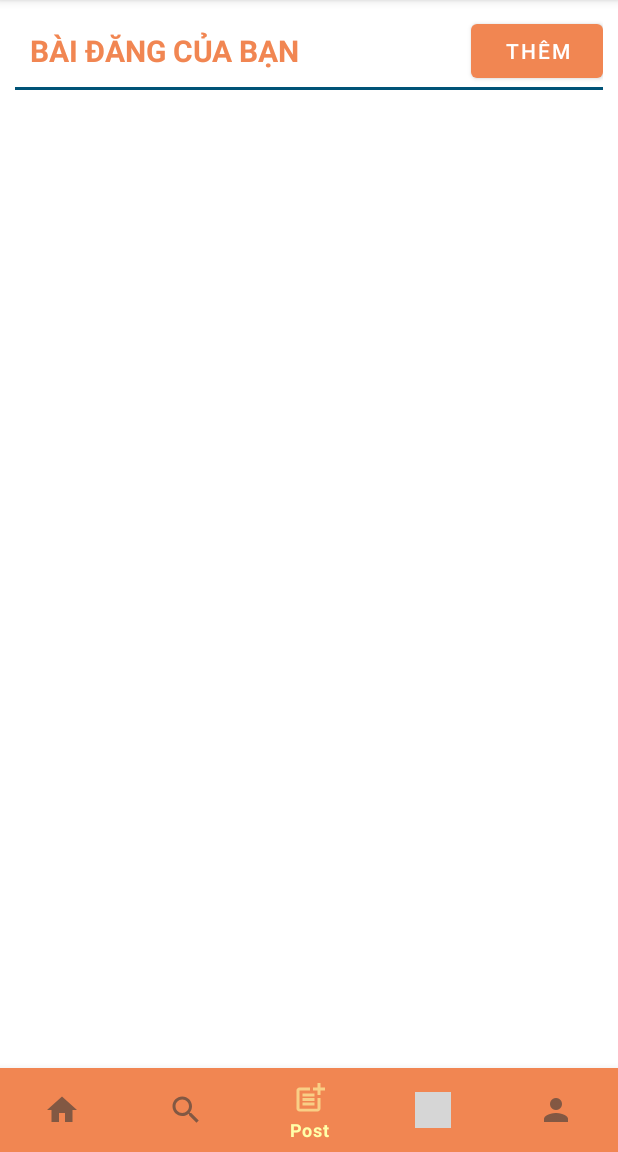
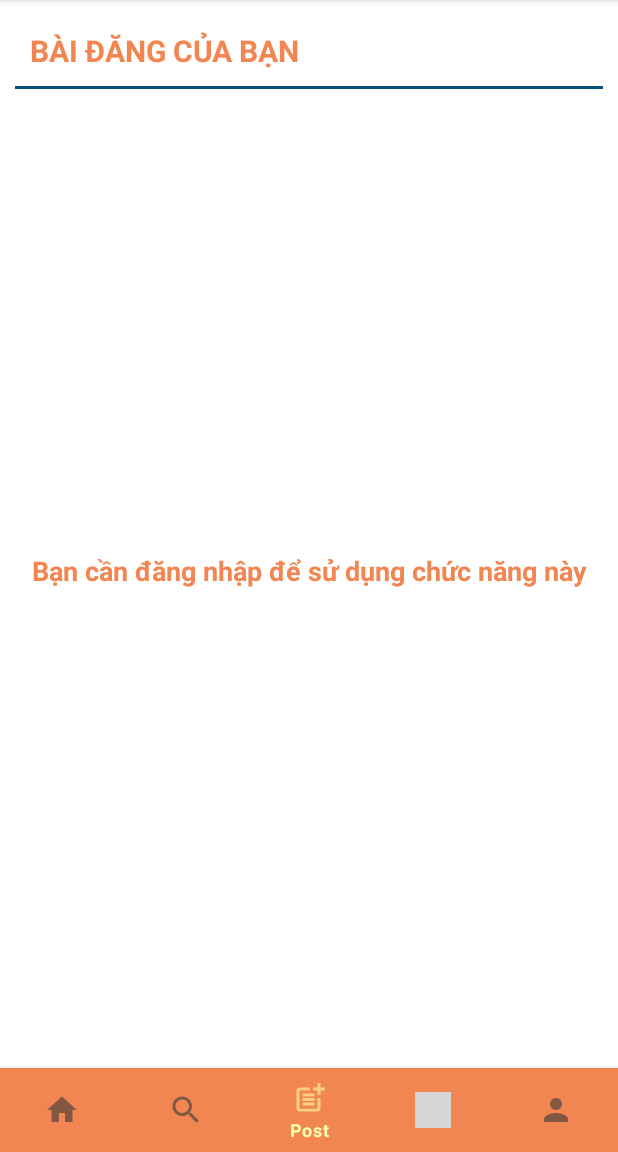
Before and after one commit to TUT888/StudentApp, an Android app: the screen it shows after launch (MainActivity), item 3 of the bottom bar chosen, on a phone screen of 412 x 824 dp, the part 84-1236 px from its top. Run offline under Robolectric (Android 15) with nearby library versions, the phone set to English and light mode, and no system bars; grey boxes are pictures that could not be loaded.

Commit message:
Fixing login authorization of MyPostFragment

```diff
--- a/app/src/main/java/com/example/studentapp/fragment/MyPostFragment.java
+++ b/app/src/main/java/com/example/studentapp/fragment/MyPostFragment.java
@@ -10,6 +10,7 @@ import android.util.Log;
 import android.view.LayoutInflater;
 import android.view.View;
 import android.view.ViewGroup;
+import android.widget.TextView;
 import android.widget.Toast;
 
 import com.example.studentapp.MainActivity;
@@ -42,6 +43,8 @@ public class MyPostFragment extends Fragment {
 
     private MaterialButton btnAddNewPost;
     private User currentUser;
+
+    private TextView notLoginPostView;
 
     public MyPostFragment() {
         // Required empty public constructor
@@ -85,6 +88,7 @@ public class MyPostFragment extends Fragment {
         //getBooksFromDatabase(getBooksUrl);
 
         btnAddNewPost = mView.findViewById(R.id.btnAddNewPost);
+        notLoginPostView = mView.findViewById(R.id.notLoginPostView);
         if (currentUser==null) {
             btnAddNewPost.setClickable(false);
         }
@@ -162,7 +166,16 @@ public class MyPostFragment extends Fragment {
         Log.d("My Post Fragment", "On Resume: Refresh & Get Data Again");
         myPostArrayList = initPost();
         if (currentUser!=null) {
+            btnAddNewPost.setClickable(true);
+            btnAddNewPost.setVisibility(View.VISIBLE);
+            rcvMyPosts.setVisibility(View.VISIBLE);
+            notLoginPostView.setVisibility(View.GONE);
             getPosts(currentUser.getPhoneNumber());
+        } else {
+            btnAddNewPost.setClickable(false);
+            btnAddNewPost.setVisibility(View.GONE);
+            rcvMyPosts.setVisibility(View.GONE);
+            notLoginPostView.setVisibility(View.VISIBLE);
         }
     }
 }
--- a/app/src/main/res/layout/fragment_post.xml
+++ b/app/src/main/res/layout/fragment_post.xml
@@ -27,7 +27,8 @@
             android:layout_height="wrap_content"
             android:layout_alignParentRight="true"
             android:text="Thêm"
-            android:textColor="@color/white"/>
+            android:textColor="@color/white"
+            android:visibility="gone"/>
     </RelativeLayout>
 
     <View
@@ -35,10 +36,21 @@
         android:layout_height="2dp"
         android:background="@color/text_color"/>
 
+    <TextView
+        android:id="@+id/notLoginPostView"
+        android:layout_width="match_parent"
+        android:layout_height="match_parent"
+        android:text="Bạn cần đăng nhập để sử dụng chức năng này"
+        android:textColor="@color/primary_color"
+        android:textSize="18sp"
+        android:textStyle="bold"
+        android:gravity="center"/>
+
     <androidx.recyclerview.widget.RecyclerView
         android:id="@+id/rcvMyPosts"
         android:layout_width="match_parent"
         android:layout_height="wrap_content"
-        android:layout_marginTop="@dimen/mediumSpace"/>
+        android:layout_marginTop="@dimen/mediumSpace"
+        android:visibility="gone"/>
 
 </LinearLayout>
```
